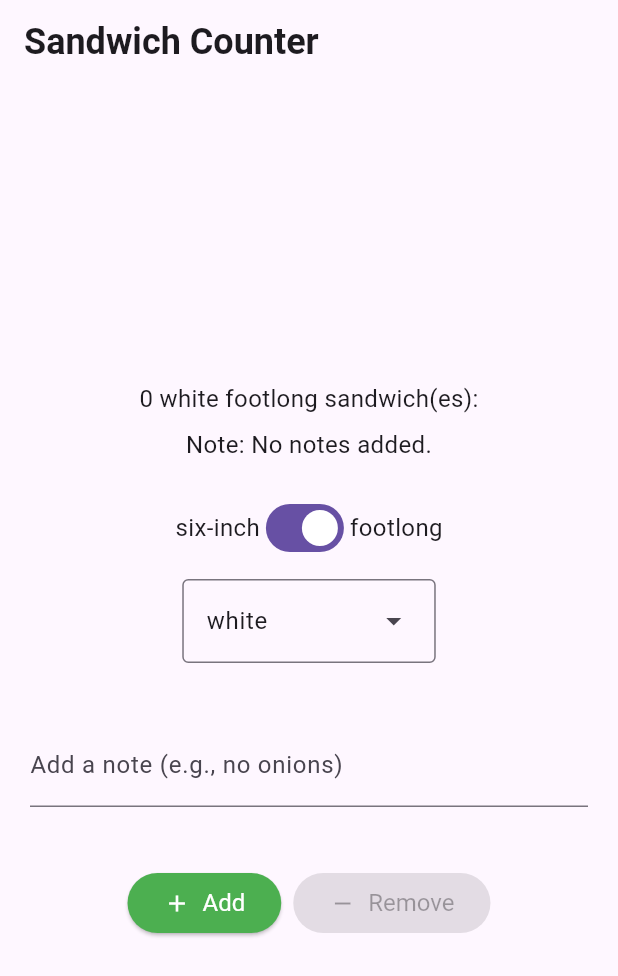
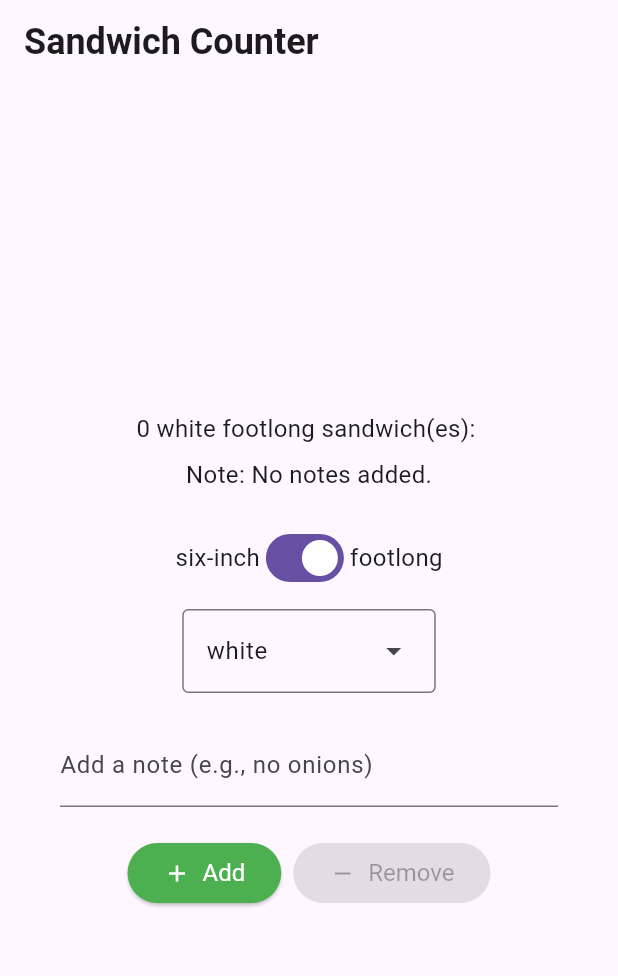
Before and after one commit to manighahrmani/sandwich_shop, a Flutter app: the screen it shows after launch, on a phone screen of 412 x 824 dp. Shown: the top 976 px of the screen. Run offline on Flutter 3.47's test engine with Material 3 defaults, Android fonts, the light colour scheme and no system bars.

Commit message:
Simplify main.dart

```diff
--- a/lib/main.dart
+++ b/lib/main.dart
@@ -32,22 +32,15 @@
 
 class _OrderScreenState extends State<OrderScreen> {
   int _quantity = 0;
+  final TextEditingController _notesController = TextEditingController();
   bool _isFootlong = true;
   BreadType _selectedBreadType = BreadType.white;
-  final TextEditingController _notesController = TextEditingController();
-  String _orderNote = 'No notes added.';
 
   @override
   void initState() {
     super.initState();
     _notesController.addListener(() {
-      setState(() {
-        if (_notesController.text.isEmpty) {
-          _orderNote = 'No notes added.';
-        } else {
-          _orderNote = _notesController.text;
-        }
-      });
+      setState(() {});
     });
   }
 
@@ -104,6 +97,13 @@
       sandwichType = 'six-inch';
     }
 
+    String noteForDisplay;
+    if (_notesController.text.isEmpty) {
+      noteForDisplay = 'No notes added.';
+    } else {
+      noteForDisplay = _notesController.text;
+    }
+
     return Scaffold(
       appBar: AppBar(
         title: const Text(
@@ -119,7 +119,7 @@
               quantity: _quantity,
               itemType: sandwichType,
               breadType: _selectedBreadType,
-              orderNote: _orderNote,
+              orderNote: noteForDisplay,
             ),
             const SizedBox(height: 20),
             Row(
@@ -142,7 +142,7 @@
             ),
             const SizedBox(height: 20),
             Padding(
-              padding: const EdgeInsets.all(20.0),
+              padding: const EdgeInsets.symmetric(horizontal: 40.0),
               child: TextField(
                 controller: _notesController,
                 decoration: const InputDecoration(
@@ -234,27 +234,18 @@
     String displayText =
         '$quantity ${breadType.name} $itemType sandwich(es): ${'🥪' * quantity}';
 
-    List<Widget> children = [
-      Text(
-        displayText,
-        style: normalText,
-        textAlign: TextAlign.center,
-      ),
-    ];
-
-    if (orderNote.isNotEmpty) {
-      children.add(const SizedBox(height: 8));
-      children.add(
+    return Column(
+      children: [
+        Text(
+          displayText,
+          style: normalText,
+        ),
+        const SizedBox(height: 8),
         Text(
           'Note: $orderNote',
-          style: normalText.copyWith(fontWeight: FontWeight.normal),
-          textAlign: TextAlign.center,
+          style: normalText,
         ),
-      );
-    }
-
-    return Column(
-      children: children,
+      ],
     );
   }
 }
```
